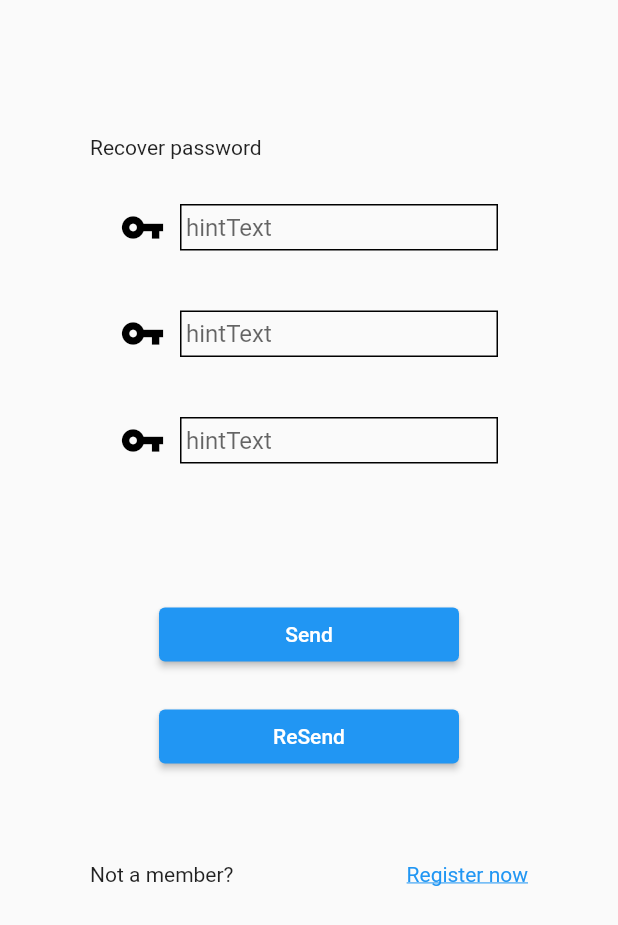
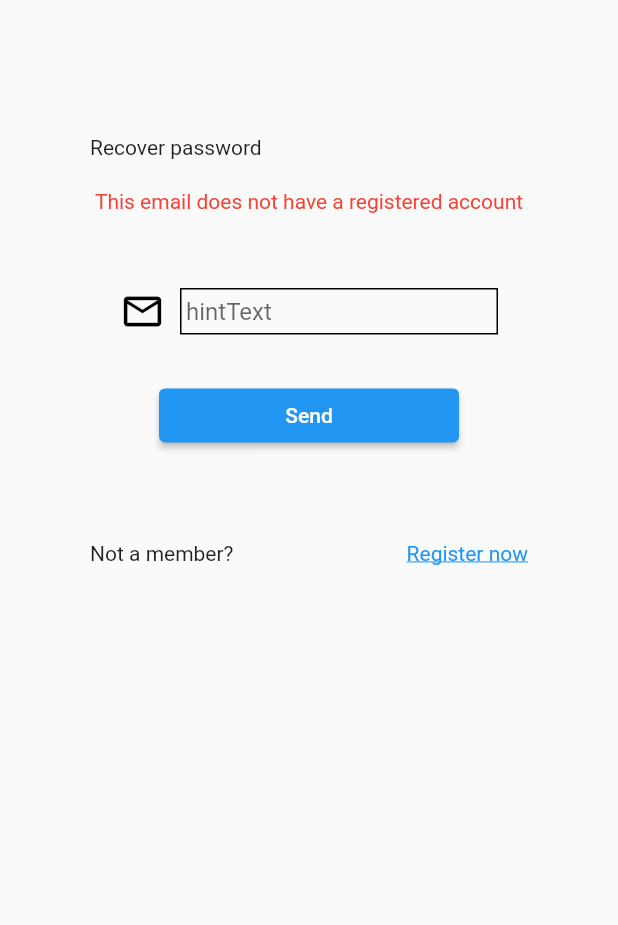
Before and after one commit to Celstren/my_weather_project, a Flutter app: the RecoverPasswordView screen opened by its route, after a tap on "Send", on a phone screen of 412 x 824 dp. Shown: the top 925 px of the screen. Run offline on Flutter 3.47's test engine with Material 2 defaults, Android fonts, the phone set to English and light mode, and no system bars; our stand-ins replace auto_route.

Commit message:
change in recover_password_view to US-15

```diff
--- a/lib/router/app_router.dart
+++ b/lib/router/app_router.dart
@@ -13,8 +13,8 @@ import 'package:my_project/views/user/location/user_location_view.dart';
     AutoRoute(page: CreateAccountView),
     AutoRoute(page: ChildrenCreateView),
     AutoRoute(page: ChildrenUpdateView),
-    AutoRoute(page: UserLocationView, initial: true),
-    AutoRoute(page: RecoverPasswordView)
+    AutoRoute(page: UserLocationView),
+    AutoRoute(page: RecoverPasswordView, initial: true)
   ],
 )
 class $AppRouter {}
--- a/lib/views/auth/recover_password/recover_password_view.dart
+++ b/lib/views/auth/recover_password/recover_password_view.dart
@@ -15,10 +15,116 @@ class _RecoverPasswordView extends State<RecoverPasswordView> {
   final TextEditingController passwordController = TextEditingController();
   final FocusNode passwordFocusNode = FocusNode();
 
-  final TextStyle style = const TextStyle();
+  final TextEditingController passwordControllerConfirmed = TextEditingController();
+  final FocusNode passwordFocusNodeConfirmed = FocusNode();
+
+  final TextStyle style = TextStyle();
+
+  late int pageState = 1;
+
+
+  Widget Message(int state){
+    switch (state) {
+      case 1:
+        return Column(
+          children: [
+            Text("Enter the registered Email to the account",
+              style: TextStyle(color: Colors.red),),
+            const SizedBox(height: 20),
+          ],
+        );
+      case 2:
+        return Column(
+        children: [
+          Text("This email does not have a registered account",
+            style: TextStyle(color: Colors.red),),
+          const SizedBox(height: 20),
+        ],
+      );
+      default:
+        return const SizedBox();
+    }
+  }
+
+  Widget FieldsAndButtonsToStates(int state) {
+    switch (state) {
+      case 1:
+        return Column(
+          children: [
+            AppButton(
+              text: 'Send',
+              onPressed: () {
+                setState(() {
+                  pageState = ++pageState;
+                });
+                print('recover password');
+              },
+            ),
+            const SizedBox(height: 20),
+            AppButton(
+              text: 'ReSend',
+              onPressed: () {
+                print('recover password');
+              },
+            ),
+            const SizedBox(height: 60),
+          ],
+        );
+      case 2:
+        return Column(
+          children: [
+            AppButton(
+              text: 'Send',
+              onPressed: () {
+                setState(() {
+                  pageState = ++pageState;
+                });
+                print('recover password');
+              },
+            ),
+            const SizedBox(height: 60),
+          ],
+        );
+      default:
+        return Column(
+          children: [
+            AppTextForm(
+              width: 300,
+              controller: passwordController,
+              focusNode: passwordFocusNode,
+              style: style,
+              preffix: Icons.vpn_key,
+            ),
+            const SizedBox(height: 20),
+            AppTextForm(
+              width: 300,
+              controller: passwordControllerConfirmed,
+              focusNode: passwordFocusNodeConfirmed,
+              style: style,
+              preffix: Icons.vpn_key,
+            ),
+            const SizedBox(height: 80),
+            AppButton(
+              text: 'Recover',
+              onPressed: () {
+                print('recover password');
+              },
+            ),
+            const SizedBox(height: 60),
+            Text("change correctly!"),
+            const SizedBox(height: 60),
+          ],
+        );
+
+    }
+  }
+
+
+
 
   @override
   Widget build(BuildContext context) {
+
     return SafeArea(
       child: Scaffold(
         body: SingleChildScrollView(
@@ -33,44 +139,17 @@ class _RecoverPasswordView extends State<RecoverPasswordView> {
                   child: Text('Recover password'),
                 ),
                 const SizedBox(height: 20),
+                Message(pageState),
+                const SizedBox(height: 20),
                 AppTextForm(
                   width: 300,
                   controller: emailController,
                   focusNode: emailFocusNode,
                   style: style,
-                  preffix: Icons.vpn_key,
+                  preffix: Icons.email_outlined,
                 ),
                 const SizedBox(height: 20),
-                AppTextForm(
-                  width: 300,
-                  controller: passwordController,
-                  focusNode: passwordFocusNode,
-                  style: style,
-                  preffix: Icons.vpn_key,
-                ),
-                const SizedBox(height: 20),
-                AppTextForm(
-                  width: 300,
-                  controller: passwordController,
-                  focusNode: passwordFocusNode,
-                  style: style,
-                  preffix: Icons.vpn_key,
-                ),
-                const SizedBox(height: 80),
-                AppButton(
-                  text: 'Send',
-                  onPressed: () {
-                    print('recover password');
-                  },
-                ),
-                const SizedBox(height: 20),
-                AppButton(
-                  text: 'ReSend',
-                  onPressed: () {
-                    print('recover password');
-                  },
-                ),
-                const SizedBox(height: 60),
+                FieldsAndButtonsToStates(pageState),
                 Row(
                   mainAxisAlignment: MainAxisAlignment.spaceBetween,
                   children: const <Widget>[
```
Also changed, not shown: lib/router/app_router.gr.dart.
